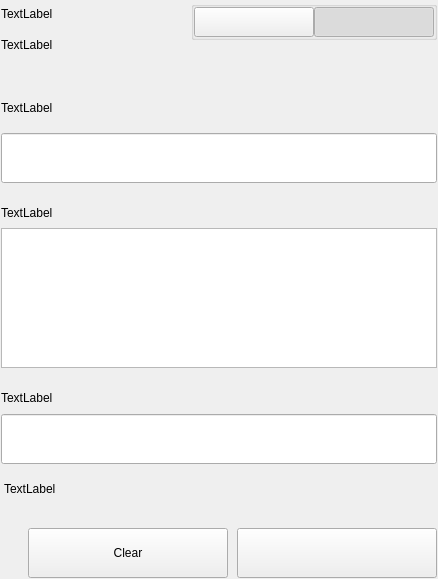
Before: the Qt Designer form src/qt/yep/settings/forms/settingssignmessagewidgets.ui in YEPCOIN/YEPCOIN, drawn with Qt 5.
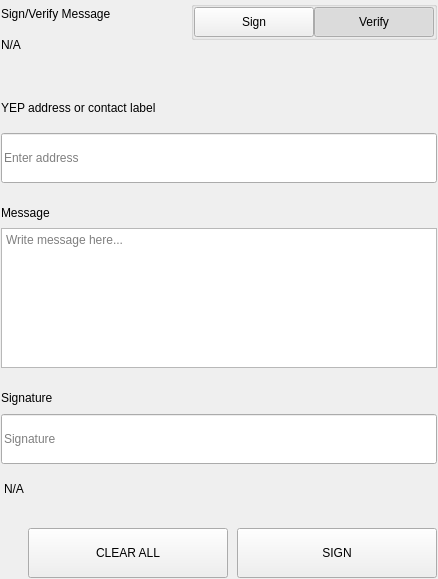
After: the same form once the commit is applied.

What changed in the file:
```diff
--- a/src/qt/yep/settings/forms/settingssignmessagewidgets.ui
+++ b/src/qt/yep/settings/forms/settingssignmessagewidgets.ui
@@ -75,14 +75,14 @@
              <item>
               <widget class="QLabel" name="labelTitle">
                <property name="text">
-                <string>TextLabel</string>
+                <string>Sign/Verify Message</string>
                </property>
               </widget>
              </item>
              <item>
               <widget class="QLabel" name="labelSubtitle1">
                <property name="text">
-                <string>TextLabel</string>
+                <string notr="true">N/A</string>
                </property>
                <property name="wordWrap">
                 <bool>true</bool>
@@ -162,7 +162,7 @@
                     <enum>Qt::NoFocus</enum>
                    </property>
                    <property name="text">
-                    <string/>
+                    <string>Sign</string>
                    </property>
                    <property name="checkable">
                     <bool>true</bool>
@@ -190,7 +190,7 @@
                     <enum>Qt::NoFocus</enum>
                    </property>
                    <property name="text">
-                    <string/>
+                    <string>Verify</string>
                    </property>
                    <property name="checkable">
                     <bool>true</bool>
@@ -276,7 +276,7 @@
                </size>
               </property>
               <property name="text">
-               <string>TextLabel</string>
+               <string>YEP address or contact label</string>
               </property>
              </widget>
             </item>
@@ -294,6 +294,9 @@
                 <height>50</height>
                </size>
               </property>
+              <property name="placeholderText">
+               <string>Enter address</string>
+              </property>
              </widget>
             </item>
            </layout>
@@ -335,7 +338,7 @@
               </size>
              </property>
              <property name="text">
-              <string>TextLabel</string>
+              <string>Message</string>
              </property>
             </widget>
            </item>
@@ -353,6 +356,9 @@
                <height>140</height>
               </size>
              </property>
+             <property name="placeholderText">
+              <string>Write message here...</string>
+             </property>
             </widget>
            </item>
           </layout>
@@ -415,7 +421,7 @@
                </size>
               </property>
               <property name="text">
-               <string>TextLabel</string>
+               <string>Signature</string>
               </property>
              </widget>
             </item>
@@ -427,6 +433,9 @@
                 <height>50</height>
                </size>
               </property>
+              <property name="placeholderText">
+               <string>Signature</string>
+              </property>
              </widget>
             </item>
            </layout>
@@ -438,7 +447,7 @@
             <string notr="true">padding-top:5px;</string>
            </property>
            <property name="text">
-            <string>TextLabel</string>
+            <string notr="true">N/A</string>
            </property>
           </widget>
          </item>
@@ -491,7 +500,7 @@
               <enum>Qt::NoFocus</enum>
              </property>
              <property name="text">
-              <string>Clear</string>
+              <string>CLEAR ALL</string>
              </property>
             </widget>
            </item>
@@ -513,7 +522,7 @@
               <enum>Qt::NoFocus</enum>
              </property>
              <property name="text">
-              <string/>
+              <string>SIGN</string>
              </property>
             </widget>
            </item>
```
